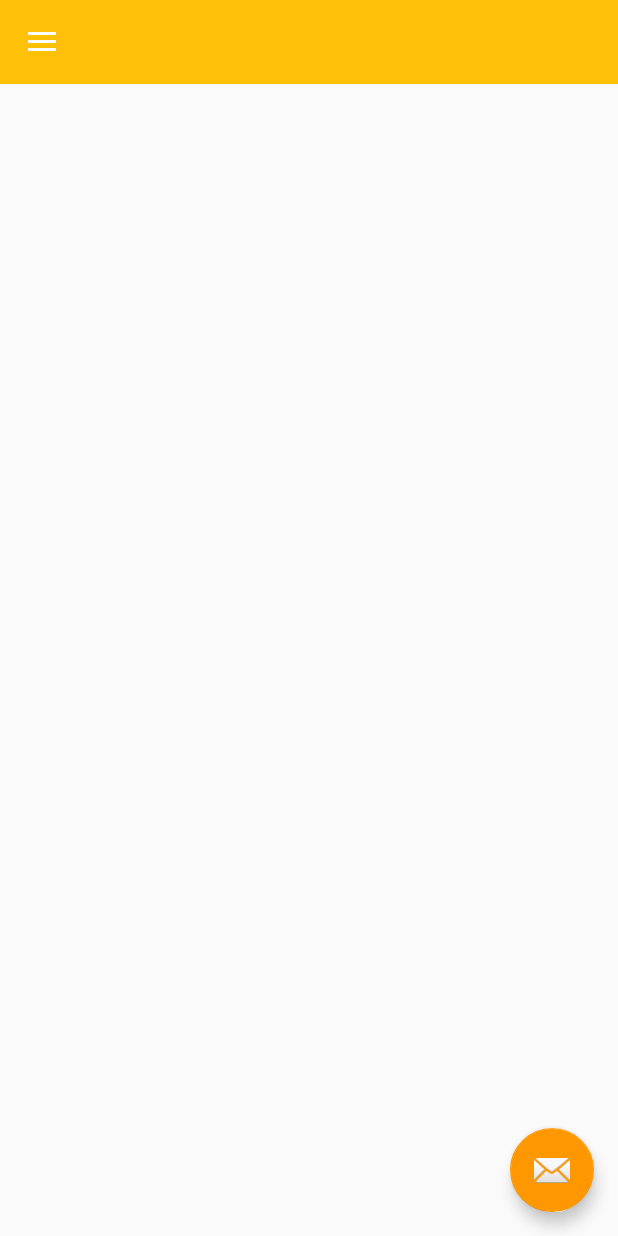
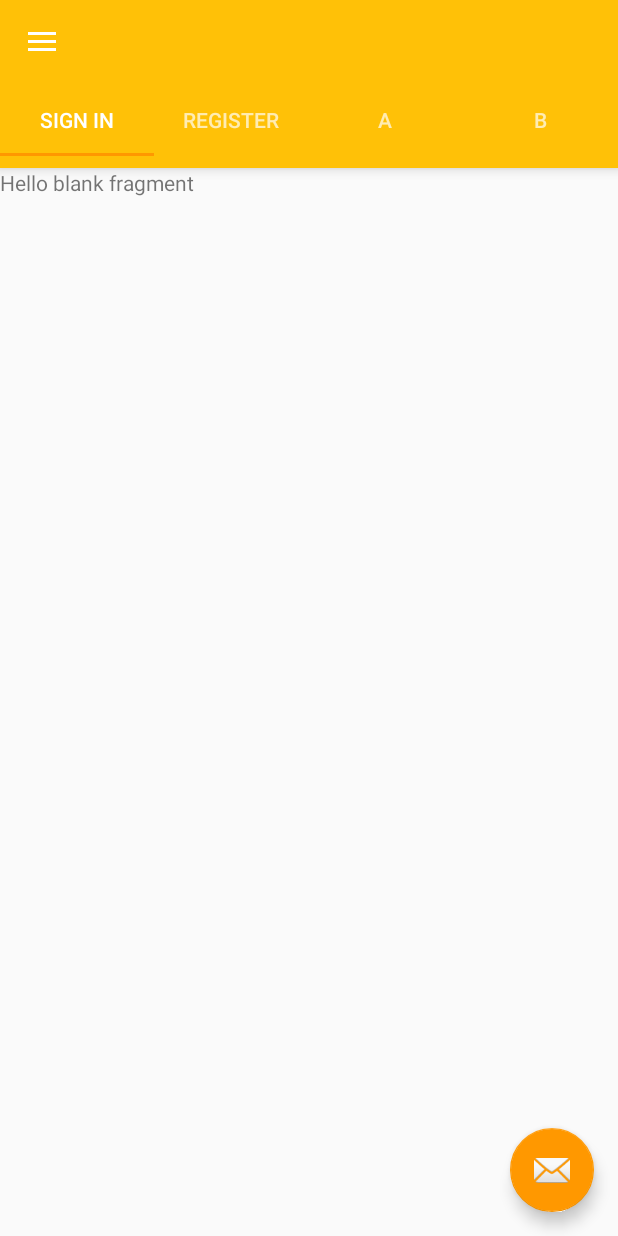
Before and after one commit to indraAsLesmana/Ezytopup_sunmi, an Android app: the MainActivity screen opened directly, with no data from a screen before it, on a phone screen of 412 x 824 dp. Run offline under Robolectric (Android 15) with nearby library versions, the phone set to English and light mode, and no system bars; pictures from the network do not load; 1 statement that could not run was skipped.

Commit message:
[fix fragmant crash]

```diff
--- a/app/build.gradle
+++ b/app/build.gradle
@@ -24,15 +24,16 @@ dependencies {
     androidTestCompile('com.android.support.test.espresso:espresso-core:2.2.2', {
         exclude group: 'com.android.support', module: 'support-annotations'
     })
+
+
     compile 'com.github.bumptech.glide:glide:3.7.0'
-
     compile 'com.squareup.retrofit2:retrofit:2.1.0'
     compile 'com.squareup.retrofit2:converter-gson:2.1.0'
     compile 'com.squareup.okhttp3:logging-interceptor:3.5.0'
-
     compile 'com.facebook.android:facebook-android-sdk:[4,5)'
     compile 'com.android.support:appcompat-v7:25.3.0'
     compile 'com.android.support:design:25.3.0'
     compile 'com.android.support.constraint:constraint-layout:1.0.2'
+    compile 'com.android.support:support-v4:25.3.0'
     testCompile 'junit:junit:4.12'
 }
--- a/app/src/main/AndroidManifest.xml
+++ b/app/src/main/AndroidManifest.xml
@@ -31,8 +31,7 @@
         </activity>
         <activity
             android:name=".activity.MainActivity"
-            android:label="@string/title_activity_main"
-            android:theme="@style/AppTheme"></activity>
+            android:label="@string/title_activity_main"/>
     </application>
 
 </manifest>
--- a/app/src/main/java/com/ezytopup/salesapp/activity/BaseActivity.java
+++ b/app/src/main/java/com/ezytopup/salesapp/activity/BaseActivity.java
@@ -18,7 +18,7 @@ import com.ezytopup.salesapp.utility.PreferenceUtils;
  * Created by indraaguslesmana on 3/31/17.
  */
 
-public abstract class BaseActivity extends AppCompatActivity implements ActivityInterface{
+public abstract class BaseActivity extends AppCompatActivity implements ActivityInterface {
 
     ImageView toolbar_centerImage;
     Toolbar toolbar;
@@ -59,4 +59,5 @@ public abstract class BaseActivity extends AppCompatActivity implements Activity
                 PreferenceManager.getDefaultSharedPreferences(this);
 
     }
+
 }
--- a/app/src/main/java/com/ezytopup/salesapp/activity/MainActivity.java
+++ b/app/src/main/java/com/ezytopup/salesapp/activity/MainActivity.java
@@ -2,26 +2,21 @@ package com.ezytopup.salesapp.activity;
 
 import android.app.Activity;
 import android.content.Intent;
-import android.content.SharedPreferences;
 import android.os.Bundle;
 import android.support.design.widget.FloatingActionButton;
 import android.support.design.widget.Snackbar;
-import android.support.v7.app.ActionBar;
+import android.support.design.widget.TabLayout;
+import android.support.v4.view.ViewPager;
 import android.view.View;
 import android.support.design.widget.NavigationView;
 import android.support.v4.view.GravityCompat;
 import android.support.v4.widget.DrawerLayout;
 import android.support.v7.app.ActionBarDrawerToggle;
-import android.support.v7.app.AppCompatActivity;
-import android.support.v7.widget.Toolbar;
 import android.view.Menu;
 import android.view.MenuItem;
-import android.widget.ImageView;
-import android.widget.Toast;
 
-import com.bumptech.glide.Glide;
 import com.ezytopup.salesapp.R;
-import com.ezytopup.salesapp.utility.PreferenceUtils;
+import com.ezytopup.salesapp.adapter.RegisterFragment_Adapter;
 
 public class MainActivity extends BaseActivity
         implements NavigationView.OnNavigationItemSelectedListener {
@@ -56,6 +51,24 @@ public class MainActivity extends BaseActivity
 
         NavigationView navigationView = (NavigationView) findViewById(R.id.nav_view);
         navigationView.setNavigationItemSelectedListener(this);
+
+
+        initTabMenu();
+
+    }
+
+    private void initTabMenu(){
+        ViewPager mMain_Pagger = (ViewPager) findViewById(R.id.main_pagger);
+        TabLayout tabLayout = (TabLayout) findViewById(R.id.sliding_tabs);
+
+        RegisterFragment_Adapter adapter = new RegisterFragment_Adapter(
+                getSupportFragmentManager(), this);
+
+        mMain_Pagger.setAdapter(adapter);
+
+        // Give the TabLayout the ViewPager
+        tabLayout.setupWithViewPager(mMain_Pagger);
+
     }
 
     @Override
--- /dev/null
+++ b/app/src/main/java/com/ezytopup/salesapp/adapter/RegisterFragment_Adapter.java
@@ -0,0 +1,59 @@
+package com.ezytopup.salesapp.adapter;
+
+import android.content.Context;
+import android.support.v4.app.Fragment;
+import android.support.v4.app.FragmentManager;
+import android.support.v4.app.FragmentPagerAdapter;
+import android.text.Spannable;
+import android.text.SpannableString;
+
+import com.ezytopup.salesapp.fragment.HomeFragment;
+
+
+/**
+ * Created by indraaguslesmana on 3/9/17.
+ */
+
+public class RegisterFragment_Adapter extends FragmentPagerAdapter {
+    private static final int PAGE_COUNT = 4;
+    private String tabTitles[] = new String[]{"Sign In", "Register", "A", "B"};
+    private Context mContext;
+
+    private static final int SIGN = 0;
+    private static final int REGISTER = 1;
+    private static final int A = 2;
+    private static final int B = 3;
+
+    public RegisterFragment_Adapter(FragmentManager fm, Context context) {
+        super(fm);
+        mContext = context;
+    }
+
+    @Override
+    public Fragment getItem(int position) {
+        switch (position) {
+            case SIGN:
+                return new HomeFragment();
+            case REGISTER:
+                return new HomeFragment();
+            case A:
+                return new HomeFragment();
+            case B:
+                return new HomeFragment();
+            default:
+                return new HomeFragment();
+        }
+    }
+
+    @Override
+    public int getCount() {
+        return PAGE_COUNT;
+    }
+
+    @Override
+    public CharSequence getPageTitle(int position) {
+        SpannableString sb = new SpannableString(tabTitles[position]);
+        sb.setSpan(null, 0, 1, Spannable.SPAN_EXCLUSIVE_EXCLUSIVE);
+        return sb;
+    }
+}
--- /dev/null
+++ b/app/src/main/java/com/ezytopup/salesapp/fragment/HomeFragment.java
@@ -0,0 +1,34 @@
+package com.ezytopup.salesapp.fragment;
+
+import android.content.Context;
+import android.net.Uri;
+import android.os.Bundle;
+import android.support.v4.app.Fragment;
+import android.view.LayoutInflater;
+import android.view.View;
+import android.view.ViewGroup;
+
+import com.ezytopup.salesapp.R;
+
+/**
+ * A simple {@link Fragment} subclass.
+ * Activities that contain this fragment must implement the
+ * to handle interaction events.
+ */
+public class HomeFragment extends Fragment {
+
+
+    public HomeFragment() {
+        // Required empty public constructor
+    }
+
+
+    @Override
+    public View onCreateView(LayoutInflater inflater, ViewGroup container,
+                             Bundle savedInstanceState) {
+        // Inflate the layout for this fragment
+        View rootView =  inflater.inflate(R.layout.fragment_home, container, false);
+
+        return rootView;
+    }
+}
--- a/app/src/main/res/layout/app_bar_main.xml
+++ b/app/src/main/res/layout/app_bar_main.xml
@@ -7,8 +7,15 @@
     android:orientation="vertical"
     tools:context="com.ezytopup.salesapp.activity.MainActivity">
 
-    <include layout="@layout/inc_toolbar"/>
-    <include layout="@layout/content_main"/>
+    <LinearLayout
+        android:layout_width="match_parent"
+        android:layout_height="match_parent"
+        android:orientation="vertical">
+
+        <include layout="@layout/inc_toolbar"/>
+        <include layout="@layout/content_main"/>
+
+    </LinearLayout>
 
     <android.support.design.widget.FloatingActionButton
         android:id="@+id/fab"
--- a/app/src/main/res/layout/content_main.xml
+++ b/app/src/main/res/layout/content_main.xml
@@ -1,11 +1,27 @@
 <?xml version="1.0" encoding="utf-8"?>
-<android.support.constraint.ConstraintLayout xmlns:android="http://schemas.android.com/apk/res/android"
+<RelativeLayout xmlns:android="http://schemas.android.com/apk/res/android"
     xmlns:app="http://schemas.android.com/apk/res-auto"
     xmlns:tools="http://schemas.android.com/tools"
     android:layout_width="match_parent"
     android:layout_height="match_parent"
     app:layout_behavior="@string/appbar_scrolling_view_behavior"
-    tools:context="com.ezytopup.salesapp.activity.MainActivity"
     tools:showIn="@layout/app_bar_main">
 
-</android.support.constraint.ConstraintLayout>
+    <!-- Tab Layout -->
+    <android.support.design.widget.TabLayout
+        android:id="@+id/sliding_tabs"
+        style="@style/MyCustomTabLayout"
+        android:layout_width="match_parent"
+        android:layout_height="wrap_content"
+        android:background="?attr/colorPrimary"
+        android:elevation="5dp"
+        android:minHeight="?attr/actionBarSize"
+        app:tabMode="fixed" />
+
+    <android.support.v4.view.ViewPager
+        android:id="@+id/main_pagger"
+        android:layout_width="match_parent"
+        android:layout_height="fill_parent"
+        android:layout_below="@id/sliding_tabs"/>
+
+</RelativeLayout>
--- /dev/null
+++ b/app/src/main/res/layout/fragment_home.xml
@@ -0,0 +1,13 @@
+<FrameLayout xmlns:android="http://schemas.android.com/apk/res/android"
+    xmlns:tools="http://schemas.android.com/tools"
+    android:layout_width="match_parent"
+    android:layout_height="match_parent"
+    tools:context="com.ezytopup.salesapp.fragment.HomeFragment">
+
+    <!-- TODO: Update blank fragment layout -->
+    <TextView
+        android:layout_width="match_parent"
+        android:layout_height="match_parent"
+        android:text="@string/hello_blank_fragment" />
+
+</FrameLayout>
--- a/app/src/main/res/values/strings.xml
+++ b/app/src/main/res/values/strings.xml
@@ -48,4 +48,7 @@
     <string name="print">Print</string>
     <string name="action_print_invoice">Print invoice</string>
 
+    <!-- TODO: Remove or change this placeholder text -->
+    <string name="hello_blank_fragment">Hello blank fragment</string>
+
 </resources>
--- a/app/src/main/res/values/styles.xml
+++ b/app/src/main/res/values/styles.xml
@@ -12,4 +12,16 @@
 
     <style name="AppTheme.PopupOverlay" parent="ThemeOverlay.AppCompat.Light" />
 
+    <style name="MyCustomTabLayout" parent="Widget.Design.TabLayout">
+        <item name="tabIndicatorColor">@color/colorAccent</item>
+        <item name="tabTextAppearance">@style/MyCustomTextAppearance</item> <!--make default All caps change-->
+        <item name="tabBackground">@color/colorPrimary</item>
+        <item name="tabSelectedTextColor">@android:color/white</item> <!--change text color if selected-->
+    </style>
+    <style name="MyCustomTextAppearance" parent="TextAppearance.Design.Tab">
+        <item name="textAllCaps">true</item>
+        <item name="android:textAllCaps">true</item>
+        <item name="android:textColor">@color/primary_light</item>
+    </style>
+
 </resources>
```
